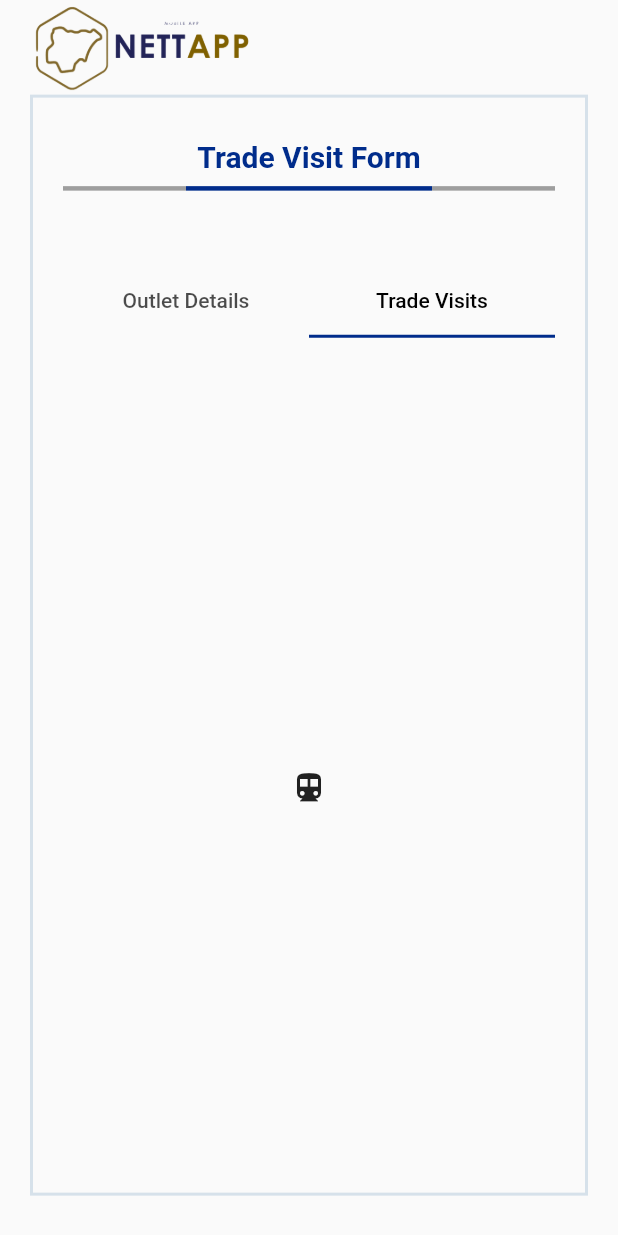
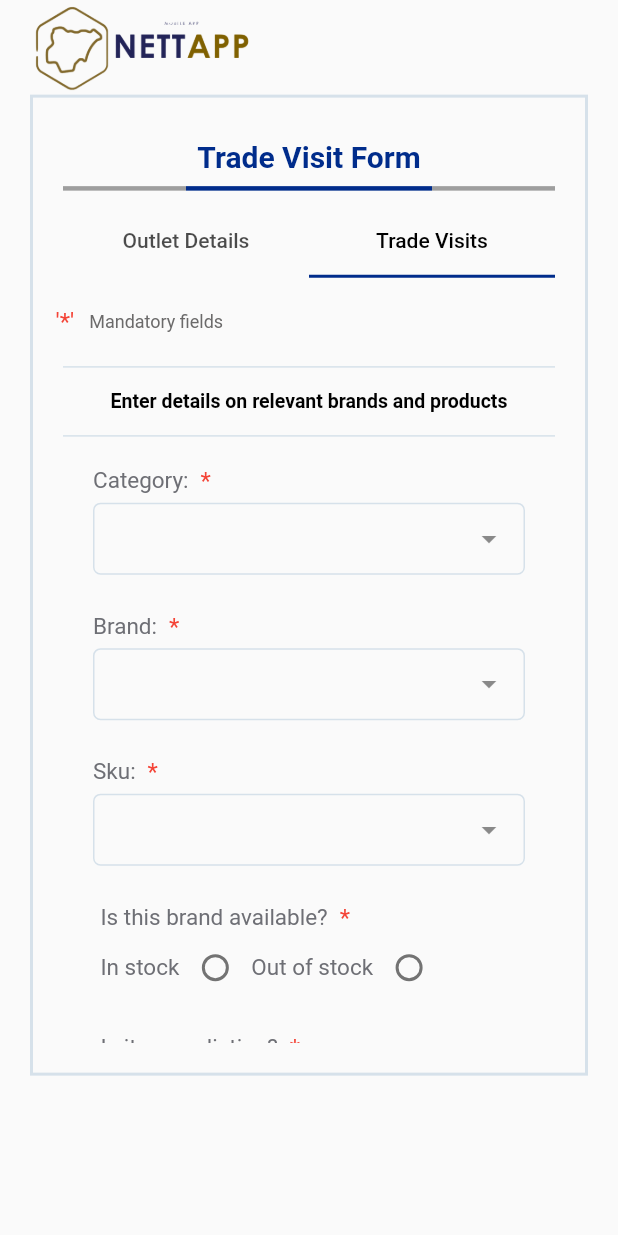
Before and after one commit to ObiVictorChibuike/Dexter_customer, a Flutter app: the TradeVisitFormScreen screen opened by its route, tab 2 chosen, on a phone screen of 412 x 824 dp. Run offline on Flutter 3.47's test engine with Material 2 defaults, Android fonts, the phone set to English and light mode, and no system bars; drawn by our look-alikes of dropdown_textfield; our stand-ins replace lottie; Roboto replaces fonts that are missing (neueplak).

Commit message:
Working on form

```diff
--- /dev/null
+++ b/lib/features/outlets/widgets/horizontal_line.dart
@@ -0,0 +1,15 @@
+import 'package:flutter/material.dart';
+import 'package:nettapp/core/app_colors/app_colors.dart';
+
+class HorizontalDivider extends StatelessWidget {
+  const HorizontalDivider({super.key, required this.width});
+  final double width;
+  @override
+  Widget build(BuildContext context) {
+    return Container(
+      width: width,
+      height: 1,
+      decoration: const BoxDecoration(color: AppColors.inputBorder),
+    );
+  }
+}
--- a/lib/features/trade_visit/widgets/outlet_details.dart
+++ b/lib/features/trade_visit/widgets/outlet_details.dart
@@ -10,13 +10,15 @@ class OutletDetails extends StatelessWidget {
       children: [
         OutletDetailsRow(label: "Outlet name", value: "Wines et al"),
         OutletDetailsRow(
-            label: "Outlet name",
+            label: "Address",
             value: "Multilinks, 19 Lewis Fadipe III Lane, Aja Lagos"),
-        OutletDetailsRow(label: "Outlet name", value: "Wines et al"),
-        OutletDetailsRow(label: "Outlet name", value: "Wines et al"),
-        OutletDetailsRow(label: "Outlet name", value: "Wines et al"),
-        OutletDetailsRow(label: "Outlet name", value: "Wines et al"),
-        OutletDetailsRow(label: "Outlet name", value: "Wines et al")
+        OutletDetailsRow(label: "State", value: "Lagos"),
+        OutletDetailsRow(label: "Region", value: "South-West"),
+        OutletDetailsRow(label: "City", value: "Lagos"),
+        OutletDetailsRow(label: "Channel", value: "Off-Channel"),
+        OutletDetailsRow(label: "Sub-Channel", value: "Supermarket"),
+        OutletDetailsRow(label: "Name of Manager", value: "Mr Frank Ellis"),
+        OutletDetailsRow(label: "Phone of Manager", value: "+2340932442231"),
       ],
     );
   }
--- a/lib/features/trade_visit/widgets/outlet_details_row.dart
+++ b/lib/features/trade_visit/widgets/outlet_details_row.dart
@@ -8,15 +8,17 @@ class OutletDetailsRow extends StatelessWidget {
   @override
   Widget build(BuildContext context) {
     return Padding(
-      padding: const EdgeInsets.symmetric(horizontal: 20.0),
+      padding: const EdgeInsets.symmetric(horizontal: 20.0, vertical: 10),
       child: Row(
         mainAxisAlignment: MainAxisAlignment.spaceBetween,
+        crossAxisAlignment: CrossAxisAlignment.start,
         children: [
           Flexible(
             child: TextWidget(
               text: label,
+              fontSize: 14,
               textAlign: TextAlign.left,
-              fontWeight: FontWeight.w600,
+              fontWeight: FontWeight.w500,
             ),
           ),
           Flexible(
--- /dev/null
+++ b/lib/features/trade_visit/widgets/product_details_form.dart
@@ -0,0 +1,225 @@
+import 'package:flutter/material.dart';
+
+import 'package:nettapp/core/constants/lists.dart';
+import 'package:nettapp/core/widgets/text_widget.dart';
+import 'package:nettapp/features/auth/widgets/blue_button_widget.dart';
+import 'package:nettapp/features/outlets/widgets/drop_down_widget.dart';
+import 'package:nettapp/features/outlets/widgets/form_input_field.dart';
+import 'package:nettapp/features/outlets/widgets/horizontal_line.dart';
+import 'package:nettapp/features/trade_visit/widgets/yes_no_buttons.dart';
+
+class ProductDetailsForm extends StatefulWidget {
+  const ProductDetailsForm({
+    super.key,
+  });
+
+  @override
+  State<ProductDetailsForm> createState() => _ProductDetailsFormState();
+}
+
+class _ProductDetailsFormState extends State<ProductDetailsForm> {
+  final formfieldkey_1 = GlobalKey<FormFieldState>();
+  final formfieldkey_2 = GlobalKey<FormFieldState>();
+  final formfieldkey_3 = GlobalKey<FormFieldState>();
+  final formfieldkey_4 = GlobalKey<FormFieldState>();
+  final formfieldkey_5 = GlobalKey<FormFieldState>();
+  final _formKey = GlobalKey<FormState>();
+
+  String sku = "";
+  String? brand;
+  String? category = "";
+  String? channel = "";
+  double? price;
+  double? newPrice;
+
+  String? isAvailable;
+  bool? isOutOfStock;
+  bool? isNew;
+  bool? hasPriceChanged;
+
+  @override
+  void initState() {
+    super.initState();
+  }
+
+  bool _isNewListing = false;
+  bool _isNoSelected1 = false;
+
+  bool _isPriceChanged = false;
+  bool _isNoSelected2 = false;
+
+  bool _isAvailable = false;
+  bool _isNoSelected3 = false;
+  @override
+  Widget build(BuildContext context) {
+    // final product = ref.read(productsProvider.notifier);
+
+    return Form(
+      key: _formKey,
+      child: SizedBox(
+        height: MediaQuery.of(context).size.height * .7,
+        child: SingleChildScrollView(
+          child: Column(
+            mainAxisSize: MainAxisSize.min,
+            children: [
+              const Padding(
+                padding: EdgeInsets.only(left: 15.0, top: 10),
+                child: Row(
+                  children: [
+                    TextWidget(
+                      text: "'*'",
+                      color: Colors.red,
+                    ),
+                    SizedBox(
+                      width: 10,
+                    ),
+                    TextWidget(
+                      text: "Mandatory fields",
+                      fontSize: 12,
+                      color: Color.fromARGB(255, 107, 106, 106),
+                    ),
+                  ],
+                ),
+              ),
+              Padding(
+                padding: const EdgeInsets.all(20.0),
+                child: Column(mainAxisSize: MainAxisSize.min, children: [
+                  const HorizontalDivider(width: 500),
+                  const Padding(
+                    padding: EdgeInsets.symmetric(vertical: 15),
+                    child: TextWidget(
+                      text: "Enter details on relevant brands and products",
+                      fontSize: 13,
+                      fontWeight: FontWeight.bold,
+                    ),
+                  ),
+                  const HorizontalDivider(width: 500),
+
+                  DropDownInput(
+                      isMandatory: true,
+                      onChanged: (val) {
+                        setState(() {
+                          category = val.name.toString();
+                        });
+                      },
+                      enableSearch: true,
+                      label: "Category:",
+                      options: theCategories()),
+
+                  DropDownInput(
+                      isMandatory: true,
+                      onChanged: (val) {
+                        setState(() {
+                          brand = val.name.toString();
+                        });
+                      },
+                      enableSearch: true,
+                      label: "Brand:",
+                      options: category == "Wines"
+                          ? theWineBrandList()
+                          : category == "Spirits"
+                              ? theSpiritBrandList()
+                              : theFoodBrandList()),
+                  DropDownInput(
+                      isMandatory: true,
+                      onChanged: (val) {
+                        setState(() {
+                          sku = val.name.toString();
+                        });
+                      },
+                      enableSearch: true,
+                      label: "Sku:",
+                      options: category == "Wines"
+                          ? theWines()
+                          : category == "Spirits"
+                              ? theSpirits()
+                              : thefoods()),
+
+                  YesNoRadioButtons(
+                    label: "Is this brand available?",
+                    groupValueYes: _isAvailable,
+                    groupValueNo: _isNoSelected3,
+                    radioLabel1: "In stock",
+                    radioLabel2: "Out of stock",
+                    onChangedYes: (value) {
+                      setState(() {
+                        _isAvailable = value ?? false;
+                        _isNoSelected3 = !_isAvailable;
+                      });
+                    },
+                    onChangedNo: (value) {
+                      setState(() {
+                        _isNoSelected3 = value ?? false;
+                        _isAvailable = !_isNoSelected3;
+                      });
+                    },
+                  ),
+
+                  YesNoRadioButtons(
+                    label: "Is it a new listing?",
+                    groupValueYes: _isNewListing,
+                    groupValueNo: _isNoSelected1,
+                    onChangedYes: (value) {
+                      setState(() {
+                        _isNewListing = value ?? false;
+                        _isNoSelected1 = !_isNewListing;
+                      });
+                    },
+                    onChangedNo: (value) {
+                      setState(() {
+                        _isNoSelected1 = value ?? false;
+                        _isNewListing = !_isNoSelected1;
+                      });
+                    },
+                  ),
+
+                  FormInputFieldWidget(
+                      isMandatory: true,
+                      label: "What is it's price?",
+                      hintText: "",
+                      onChanged: (val) {},
+                      textFieldkey: formfieldkey_1),
+
+                  YesNoRadioButtons(
+                    label: "Has it's price changed?",
+                    groupValueYes: _isPriceChanged,
+                    groupValueNo: _isNoSelected2,
+                    onChangedYes: (value) {
+                      setState(() {
+                        _isPriceChanged = value ?? false;
+                        _isNoSelected2 = !_isPriceChanged;
+                      });
+                    },
+                    onChangedNo: (value) {
+                      setState(() {
+                        _isNoSelected2 = value ?? false;
+                        _isPriceChanged = !_isNoSelected2;
+                      });
+                    },
+                  ),
+
+                  _isPriceChanged
+                      ? FormInputFieldWidget(
+                          isMandatory: true,
+                          label: "What is it's new price?",
+                          hintText: "",
+                          onChanged: (val) {},
+                          textFieldkey: formfieldkey_2)
+                      : const Text(""),
+                  const SizedBox(
+                    height: 20,
+                  ),
+                  // const TextWidget(
+
+                  Column(
+                    children: [BlueButtonWidget(onTap: () {}, label: "Save")],
+                  ),
+                ]),
+              ),
+            ],
+          ),
+        ),
+      ),
+    );
+  }
+}
--- a/lib/features/trade_visit/widgets/trade_visit_form.dart
+++ b/lib/features/trade_visit/widgets/trade_visit_form.dart
@@ -3,6 +3,7 @@ import 'package:nettapp/core/app_colors/app_colors.dart';
 import 'package:nettapp/core/widgets/outlined_container.dart';
 import 'package:nettapp/features/outlets/widgets/form_header.dart';
 import 'package:nettapp/features/trade_visit/widgets/outlet_details.dart';
+import 'package:nettapp/features/trade_visit/widgets/product_details_form.dart';
 
 class TradeVisitForm extends StatefulWidget {
   const TradeVisitForm({super.key});
@@ -55,7 +56,7 @@ class _TradeVisitFormState extends State<TradeVisitForm>
             const FormHeaderWidget(title: "Trade Visit Form"),
             Padding(
               padding:
-                  const EdgeInsets.symmetric(horizontal: 20.0, vertical: 50),
+                  const EdgeInsets.symmetric(horizontal: 20.0, vertical: 10),
               child: TabBar(
                 controller: _tabController,
                 indicatorColor: AppColors.blue,
@@ -69,7 +70,7 @@ class _TradeVisitFormState extends State<TradeVisitForm>
                 controller: _tabController,
                 children: const [
                   OutletDetails(),
-                  Icon(Icons.directions_transit),
+                  ProductDetailsForm(),
                 ],
               ),
             ),
--- /dev/null
+++ b/lib/features/trade_visit/widgets/yes_no_buttons.dart
@@ -0,0 +1,89 @@
+import 'package:flutter/material.dart';
+
+import 'package:nettapp/core/widgets/text_widget.dart';
+
+class YesNoRadioButtons extends StatefulWidget {
+  const YesNoRadioButtons(
+      {super.key,
+      required this.groupValueYes,
+      required this.groupValueNo,
+      required this.onChangedYes,
+      required this.onChangedNo,
+      required this.label,
+      this.radioLabel1 = "Yes:",
+      this.radioLabel2 = "No:"});
+  final void Function(bool?)? onChangedYes;
+  final void Function(bool?)? onChangedNo;
+  final String label;
+  final String radioLabel1;
+  final String radioLabel2;
+
+  final bool groupValueYes;
+  final bool groupValueNo;
+  @override
+  _YesNoRadioButtonsState createState() => _YesNoRadioButtonsState();
+}
+
+class _YesNoRadioButtonsState extends State<YesNoRadioButtons> {
+  @override
+  Widget build(BuildContext context) {
+    return Padding(
+      padding: const EdgeInsets.only(left: 25.0, top: 20),
+      child: Column(
+        crossAxisAlignment: CrossAxisAlignment.start,
+        children: [
+          Row(
+            children: [
+              TextWidget(
+                text: widget.label,
+                fontSize: 15,
+                color: const Color.fromARGB(255, 110, 111, 117),
+              ),
+              const Padding(
+                padding: EdgeInsets.only(left: 8.0),
+                child: TextWidget(
+                  text: "*",
+                  color: Colors.red,
+                ),
+              )
+            ],
+          ),
+          Row(
+            mainAxisAlignment: MainAxisAlignment.start,
+            children: [
+              Row(
+                children: [
+                  TextWidget(
+                    text: widget.radioLabel1,
+                    fontSize: 15,
+                    color: const Color.fromARGB(255, 110, 111, 117),
+                  ),
+                  Radio<bool>(
+                      activeColor: const Color.fromARGB(255, 0, 44, 139),
+                      value: true,
+                      groupValue: widget.groupValueYes,
+                      onChanged: widget.onChangedYes),
+                ],
+              ),
+              Row(
+                children: [
+                  TextWidget(
+                    text: widget.radioLabel2,
+                    fontSize: 15,
+                    color: const Color.fromARGB(255, 110, 111, 117),
+                  ),
+                  Radio<bool>(
+                    value: true,
+                    groupValue: widget.groupValueNo,
+                    onChanged: widget.onChangedNo,
+                    activeColor: const Color.fromARGB(255, 0, 44, 139),
+                  ),
+                ],
+              ),
+            ],
+          ),
+        ],
+      ),
+    );
+  }
+}
```
